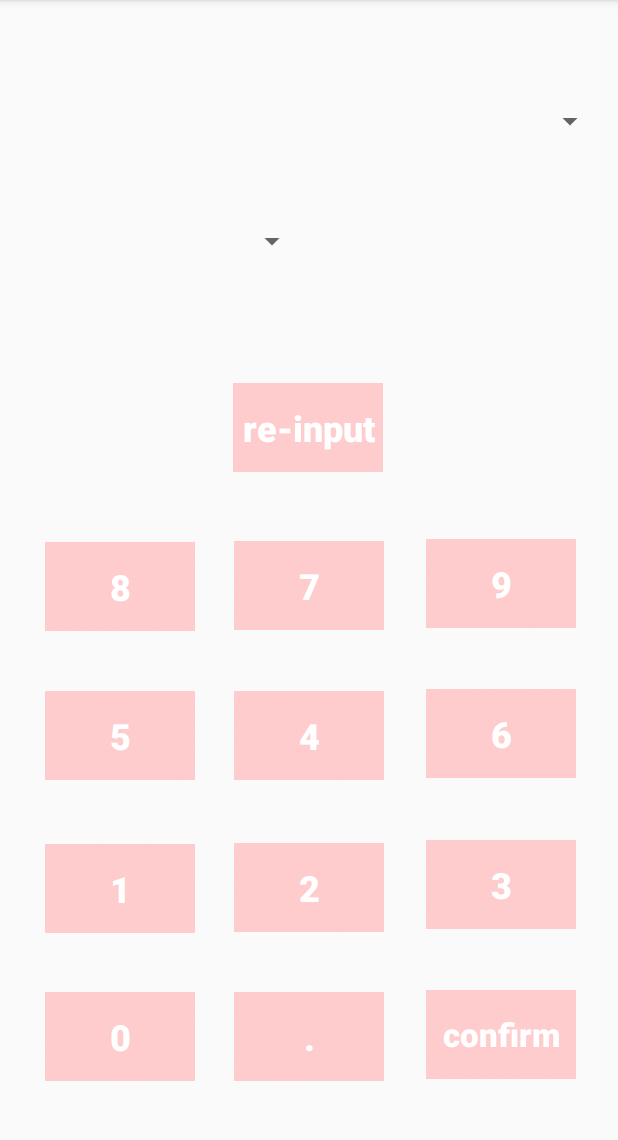
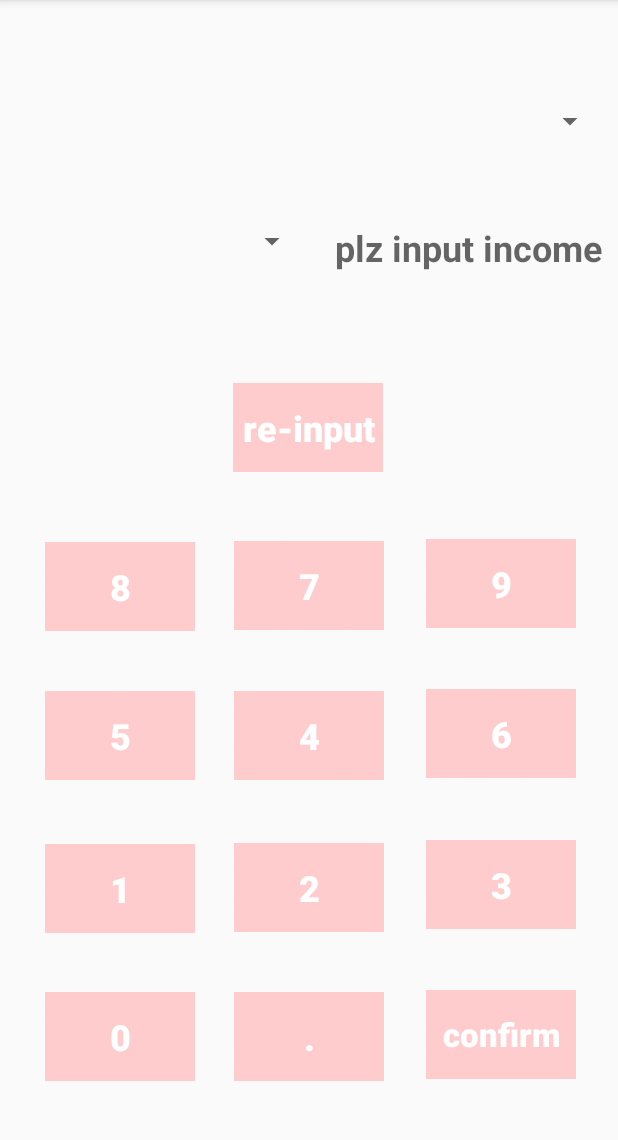
Before and after one commit to ZhaojiaLii/Android-Final-Project-, an Android app: the Income screen opened directly, with no data from a screen before it, on a phone screen of 412 x 824 dp, the part 84-1224 px from its top. Run offline under Robolectric (Android 15) with nearby library versions, the phone set to English and light mode, and no system bars.

Commit message:
no message

```diff
--- a/app/src/main/java/isep/lizhaojia/project1/Income.java
+++ b/app/src/main/java/isep/lizhaojia/project1/Income.java
@@ -87,6 +87,7 @@ public class Income extends AppCompatActivity implements View.OnClickListener {
                     case R.id.button7:
                     case R.id.button8:
                     case R.id.button9:
+                    case R.id.buttonpoint:
                         if(clr_flag){
                             clr_flag=false;
                             str="";
--- a/app/src/main/res/layout/activity_income.xml
+++ b/app/src/main/res/layout/activity_income.xml
@@ -266,6 +266,7 @@
         android:id="@+id/textView_income"
         android:layout_width="195dp"
         android:layout_height="50dp"
+        android:hint="plz input income"
         android:textAlignment="center"
         android:textSize="24sp"
         android:textStyle="bold"
@@ -273,5 +274,5 @@
         app:layout_constraintEnd_toEndOf="parent"
         app:layout_constraintStart_toEndOf="@+id/spinner2"
         app:layout_constraintTop_toTopOf="parent"
-        app:layout_constraintVertical_bias="0.192" />
+        app:layout_constraintVertical_bias="0.207" />
 </android.support.constraint.ConstraintLayout>
--- a/app/src/main/res/layout/fragment_account.xml
+++ b/app/src/main/res/layout/fragment_account.xml
@@ -6,6 +6,8 @@
     <LinearLayout
         android:layout_width="match_parent"
         android:layout_height="match_parent"
+        android:layout_alignParentStart="true"
+        android:layout_alignParentTop="true"
         android:orientation="vertical"
         android:paddingLeft="10dp"
         android:paddingTop="10dp"
```
